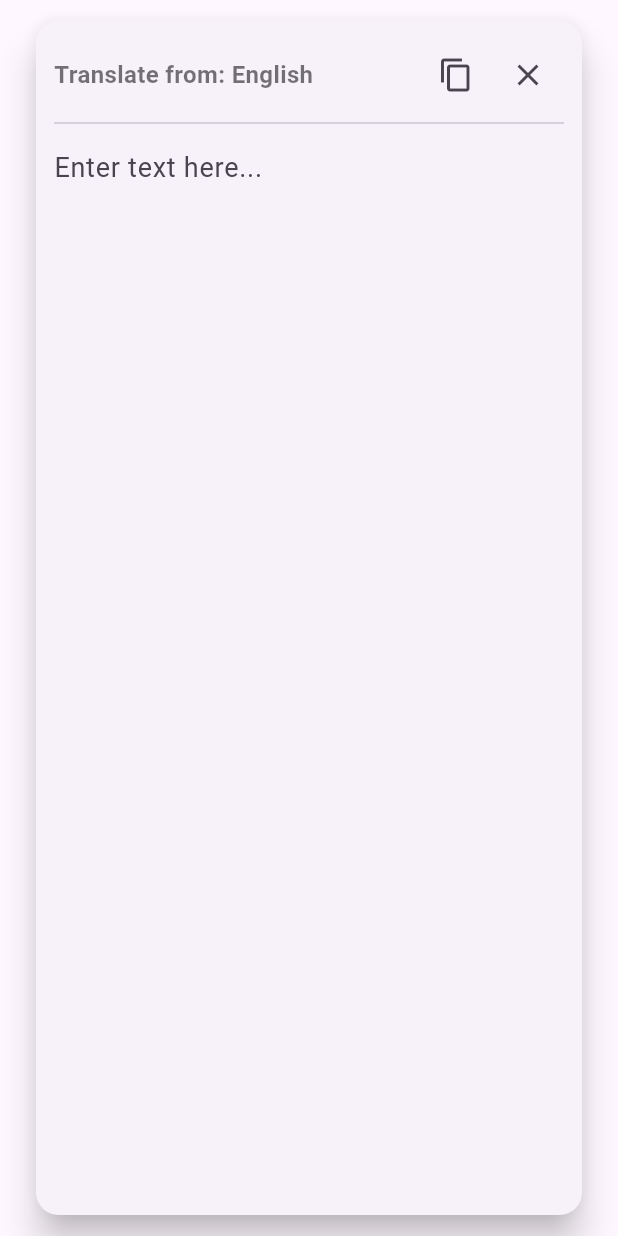
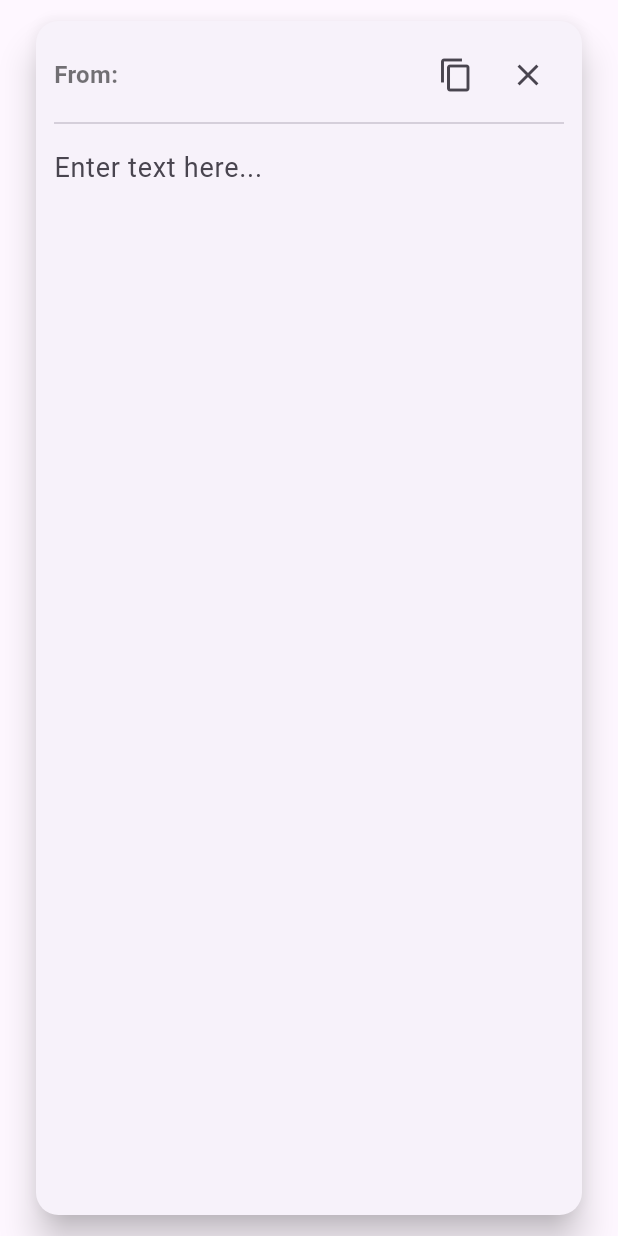
Before and after one commit to Angadthakur/Polyglot, a Flutter app: the InputTextField widget shown alone on an empty page, opened directly with empty values, on a phone screen of 412 x 824 dp. Run offline on Flutter 3.47's test engine with Material 3 defaults, Android fonts, the phone set to English and light mode, and no system bars; our stand-ins replace flutter_tts, image_picker; missing offline and left inert: translator.

Commit message:
added translation logic

```diff
--- a/lib/features/Text_translation/widgets/input_text_field.dart
+++ b/lib/features/Text_translation/widgets/input_text_field.dart
@@ -3,10 +3,12 @@ import 'package:flutter/services.dart';
 
 class InputTextField extends StatefulWidget {
   final TextEditingController controller;
+  final String sourceLanguage;
 
   const InputTextField({
     super.key,
-    required this.controller
+    required this.controller,
+    required this.sourceLanguage,
     });
 
   @override
@@ -34,8 +36,8 @@ class _InputTextFieldState extends State<InputTextField> {
             children: [
               Row(
                 children: [
-                  const Text(
-                    'Translate from: English',
+                  Text(
+                    'From: ${widget.sourceLanguage}',
                     style: TextStyle(
                       fontWeight: FontWeight.bold,
                       color: Colors.black54,
```
